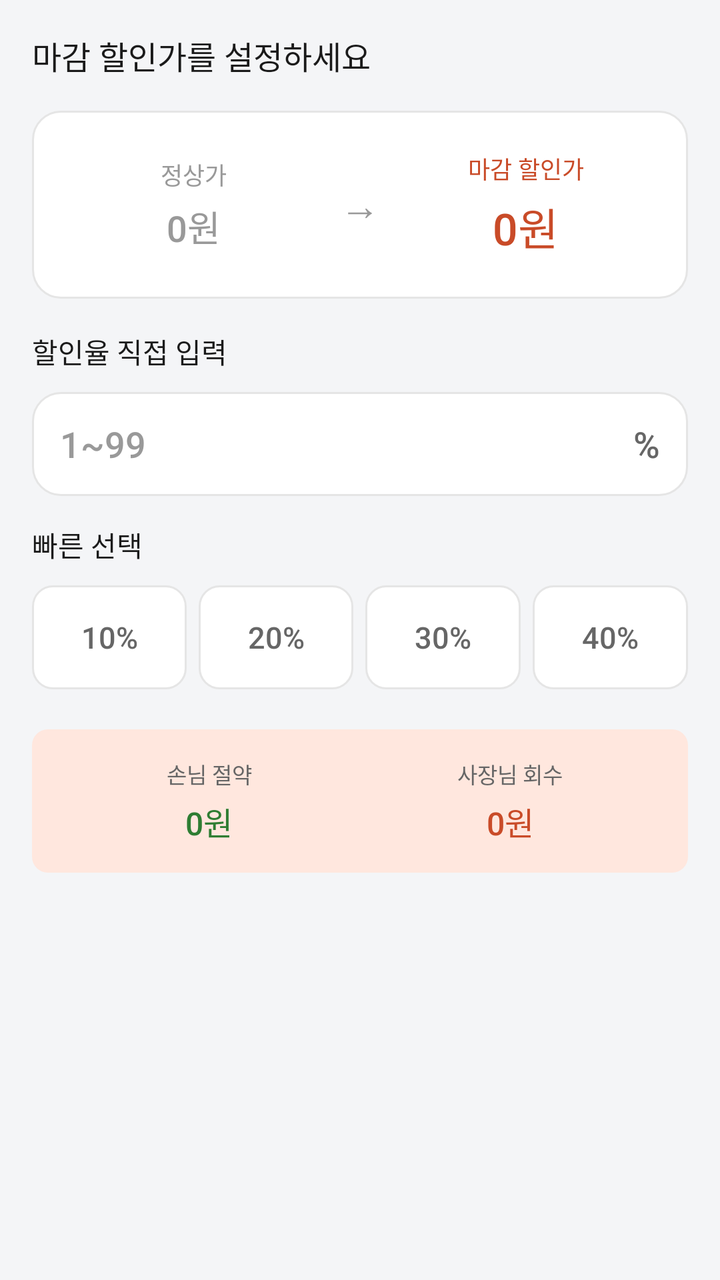
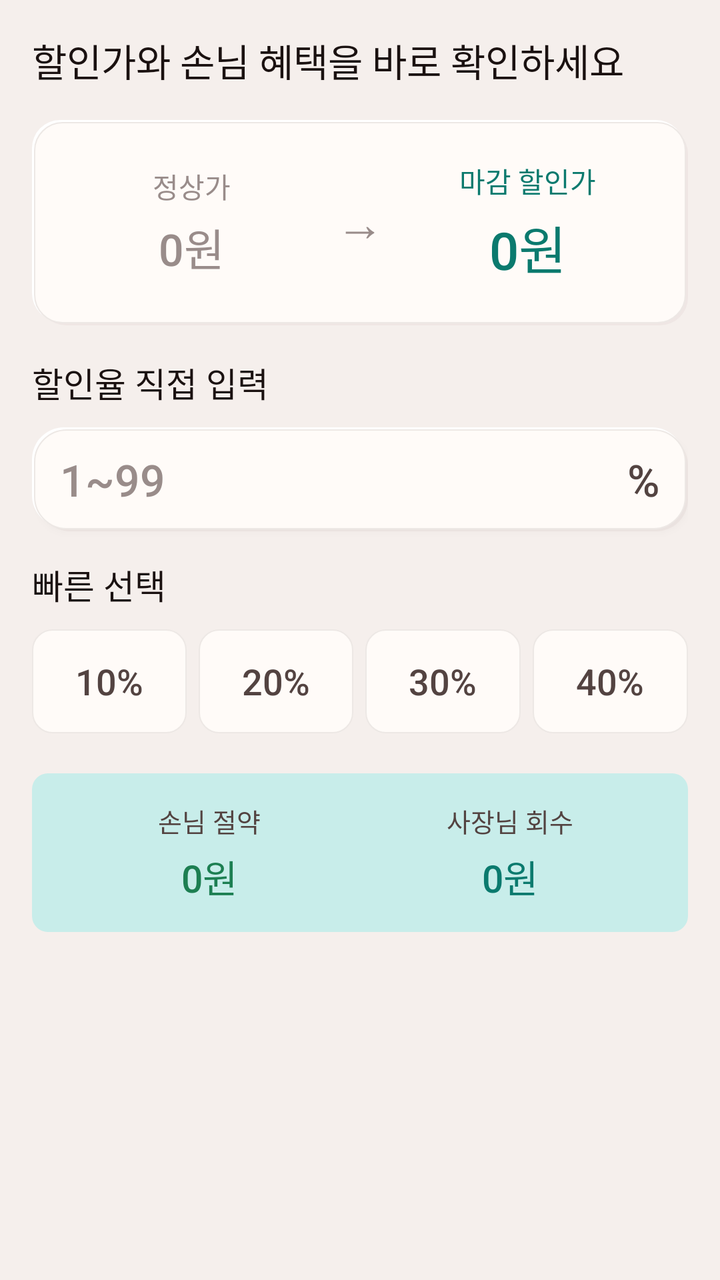

An Android layout rendered at two revisions. The XML below is the earlier revision; the diff shows what the commit changed to produce the second picture.
<!-- AndroidManifest.xml: application theme Theme.Deuktemsiru_seller -->
<!-- res/layout/step2_price_setting.xml -->
<?xml version="1.0" encoding="utf-8"?>

<androidx.core.widget.NestedScrollView
    xmlns:android="http://schemas.android.com/apk/res/android"
    android:layout_width="match_parent"
    android:layout_height="match_parent"
    android:background="@color/surface">

    <LinearLayout
        android:layout_width="match_parent"
        android:layout_height="wrap_content"
        android:orientation="vertical"
        android:padding="16dp">

        <TextView
            android:layout_width="wrap_content"
            android:layout_height="wrap_content"
            android:text="마감 할인가를 설정하세요"
            android:textSize="16sp"
            android:textColor="@color/text"
            android:fontFamily="sans-serif-medium"
            android:layout_marginBottom="16dp" />

        <LinearLayout
            android:layout_width="match_parent"
            android:layout_height="wrap_content"
            android:orientation="horizontal"
            android:gravity="center_vertical"
            android:background="@drawable/bg_card_white"
            android:padding="20dp"
            android:layout_marginBottom="16dp">

            <LinearLayout
                android:layout_width="0dp"
                android:layout_height="wrap_content"
                android:layout_weight="1"
                android:orientation="vertical"
                android:gravity="center">

                <TextView
                    android:layout_width="wrap_content"
                    android:layout_height="wrap_content"
                    android:text="정상가"
                    android:textSize="12sp"
                    android:textColor="@color/text_muted" />

                <TextView
                    android:id="@+id/tv_original_price"
                    android:layout_width="wrap_content"
                    android:layout_height="wrap_content"
                    android:text="0원"
                    android:textSize="18sp"
                    android:textColor="@color/text_muted"
                    android:fontFamily="sans-serif-medium"
                    android:layout_marginTop="4dp" />

            </LinearLayout>

            <TextView
                android:layout_width="wrap_content"
                android:layout_height="wrap_content"
                android:text="→"
                android:textSize="20sp"
                android:textColor="@color/text_muted"
                android:layout_marginStart="12dp"
                android:layout_marginEnd="12dp" />

            <LinearLayout
                android:layout_width="0dp"
                android:layout_height="wrap_content"
                android:layout_weight="1"
                android:orientation="vertical"
                android:gravity="center">

                <TextView
                    android:layout_width="wrap_content"
                    android:layout_height="wrap_content"
                    android:text="마감 할인가"
                    android:textSize="12sp"
                    android:textColor="@color/primary" />

                <TextView
                    android:id="@+id/tv_discount_price"
                    android:layout_width="wrap_content"
                    android:layout_height="wrap_content"
                    android:text="0원"
                    android:textSize="22sp"
                    android:textColor="@color/primary"
                    android:fontFamily="sans-serif-medium"
                    android:layout_marginTop="4dp" />

            </LinearLayout>

        </LinearLayout>

        <TextView
            android:layout_width="wrap_content"
            android:layout_height="wrap_content"
            android:text="할인율 직접 입력"
            android:textSize="14sp"
            android:textColor="@color/text"
            android:fontFamily="sans-serif-medium"
            android:layout_marginBottom="10dp" />

        <LinearLayout
            android:layout_width="match_parent"
            android:layout_height="52dp"
            android:orientation="horizontal"
            android:gravity="center_vertical"
            android:background="@drawable/bg_card_white"
            android:paddingStart="14dp"
            android:paddingEnd="14dp"
            android:layout_marginBottom="14dp">

            <EditText
                android:id="@+id/et_discount_rate"
                android:layout_width="0dp"
                android:layout_height="match_parent"
                android:layout_weight="1"
                android:background="@android:color/transparent"
                android:hint="1~99"
                android:inputType="number"
                android:maxLength="2"
                android:singleLine="true"
                android:textColor="@color/text"
                android:textColorHint="@color/text_muted"
                android:textSize="18sp"
                android:fontFamily="sans-serif-medium" />

            <TextView
                android:layout_width="wrap_content"
                android:layout_height="wrap_content"
                android:text="%"
                android:textSize="18sp"
                android:textColor="@color/text_sub"
                android:fontFamily="sans-serif-medium" />

        </LinearLayout>

        <TextView
            android:layout_width="wrap_content"
            android:layout_height="wrap_content"
            android:text="빠른 선택"
            android:textSize="14sp"
            android:textColor="@color/text"
            android:fontFamily="sans-serif-medium"
            android:layout_marginBottom="10dp" />

        <LinearLayout
            android:layout_width="match_parent"
            android:layout_height="wrap_content"
            android:orientation="horizontal"
            android:layout_marginBottom="20dp">

            <TextView
                android:id="@+id/preset_30"
                android:layout_width="0dp"
                android:layout_height="52dp"
                android:layout_weight="1"
                android:gravity="center"
                android:background="@drawable/bg_discount_preset_normal"
                android:text="10%"
                android:textSize="15sp"
                android:textColor="@color/text_sub"
                android:fontFamily="sans-serif-medium"
                android:layout_marginEnd="6dp"
                android:clickable="true"
                android:focusable="true" />

            <TextView
                android:id="@+id/preset_50"
                android:layout_width="0dp"
                android:layout_height="52dp"
                android:layout_weight="1"
                android:gravity="center"
                android:background="@drawable/bg_discount_preset_normal"
                android:text="20%"
                android:textSize="15sp"
                android:textColor="@color/text_sub"
                android:fontFamily="sans-serif-medium"
                android:layout_marginEnd="6dp"
                android:clickable="true"
                android:focusable="true" />

            <TextView
                android:id="@+id/preset_60"
                android:layout_width="0dp"
                android:layout_height="52dp"
                android:layout_weight="1"
                android:gravity="center"
                android:background="@drawable/bg_discount_preset_normal"
                android:text="30%"
                android:textSize="15sp"
                android:textColor="@color/text_sub"
                android:fontFamily="sans-serif-medium"
                android:layout_marginEnd="6dp"
                android:clickable="true"
                android:focusable="true" />

            <TextView
                android:id="@+id/preset_70"
                android:layout_width="0dp"
                android:layout_height="52dp"
                android:layout_weight="1"
                android:gravity="center"
                android:background="@drawable/bg_discount_preset_normal"
                android:text="40%"
                android:textSize="15sp"
                android:textColor="@color/text_sub"
                android:fontFamily="sans-serif-medium"
                android:clickable="true"
                android:focusable="true" />

        </LinearLayout>

        <LinearLayout
            android:layout_width="match_parent"
            android:layout_height="wrap_content"
            android:orientation="horizontal"
            android:background="@drawable/bg_rounded_primary_light"
            android:padding="14dp">

            <LinearLayout
                android:layout_width="0dp"
                android:layout_height="wrap_content"
                android:layout_weight="1"
                android:orientation="vertical"
                android:gravity="center">

                <TextView
                    android:layout_width="wrap_content"
                    android:layout_height="wrap_content"
                    android:text="손님 절약"
                    android:textSize="11sp"
                    android:textColor="@color/text_sub" />

                <TextView
                    android:id="@+id/tv_customer_saving"
                    android:layout_width="wrap_content"
                    android:layout_height="wrap_content"
                    android:text="0원"
                    android:textSize="16sp"
                    android:textColor="@color/success"
                    android:fontFamily="sans-serif-medium"
                    android:layout_marginTop="4dp" />

            </LinearLayout>

            <View
                android:layout_width="1dp"
                android:layout_height="match_parent"
                android:background="@color/primary_light" />

            <LinearLayout
                android:layout_width="0dp"
                android:layout_height="wrap_content"
                android:layout_weight="1"
                android:orientation="vertical"
                android:gravity="center">

                <TextView
                    android:layout_width="wrap_content"
                    android:layout_height="wrap_content"
                    android:text="사장님 회수"
                    android:textSize="11sp"
                    android:textColor="@color/text_sub" />

                <TextView
                    android:id="@+id/tv_seller_recovery"
                    android:layout_width="wrap_content"
                    android:layout_height="wrap_content"
                    android:text="0원"
                    android:textSize="16sp"
                    android:textColor="@color/primary"
                    android:fontFamily="sans-serif-medium"
                    android:layout_marginTop="4dp" />

            </LinearLayout>

        </LinearLayout>

    </LinearLayout>

</androidx.core.widget.NestedScrollView>
<!-- resources referenced by this layout -->
<resources>
  <color name="primary">#FFC94B28</color>
  <color name="primary_light">#FFFFE7DE</color>
  <color name="success">#FF2E7D32</color>
  <color name="surface">#FFF4F5F7</color>
  <color name="text">#FF1A1A1A</color>
  <color name="text_muted">#FF999999</color>
  <color name="text_sub">#FF666666</color>
  <!-- drawable bg_card_white (drawable) -->
  <?xml version="1.0" encoding="utf-8"?>
  
  <shape xmlns:android="http://schemas.android.com/apk/res/android"
      android:shape="rectangle">
      <solid android:color="#FFFFFF" />
      <stroke android:width="1dp" android:color="#E5E5E5" />
      <corners android:radius="14dp" />
  </shape>
  <!-- drawable bg_discount_preset_normal (drawable) -->
  <?xml version="1.0" encoding="utf-8"?>
  
  <shape xmlns:android="http://schemas.android.com/apk/res/android"
      android:shape="rectangle">
      <solid android:color="#FFFFFF" />
      <stroke android:width="1dp" android:color="#E5E5E5" />
      <corners android:radius="10dp" />
  </shape>
  <style name="Theme.Deuktemsiru_seller" parent="Base.Theme.Deuktemsiru_seller" />
  <style name="Base.Theme.Deuktemsiru_seller" parent="Theme.Material3.Light.NoActionBar">
          <item name="colorPrimary">@color/primary</item>
          <item name="colorPrimaryVariant">@color/primary_dark</item>
          <item name="colorOnPrimary">@color/white</item>
          <item name="colorSurface">@color/surface</item>
          <item name="android:colorBackground">@color/surface</item>
          <item name="android:fontFamily">sans-serif</item>
          <item name="bottomNavigationStyle">@style/Widget.App.BottomNav</item>
      </style>
  <color name="primary_dark">#FF8A2F19</color>
  <color name="white">#FFFFFFFF</color>
  <style name="Widget.App.ActiveIndicator" parent="Widget.Material3.BottomNavigationView.ActiveIndicator">
          <item name="android:color">@color/primary_light</item>
      </style>
  <!-- unchanged entries left out for length: 2 -->
</resources>

<!-- the commit's change to res/layout/step2_price_setting.xml (unified diff, before → after) -->
@@ -15,8 +15,8 @@
         <TextView
             android:layout_width="wrap_content"
             android:layout_height="wrap_content"
-            android:text="마감 할인가를 설정하세요"
-            android:textSize="16sp"
+            android:text="할인가와 손님 혜택을 바로 확인하세요"
+            android:textSize="19sp"
             android:textColor="@color/text"
             android:fontFamily="sans-serif-medium"
             android:layout_marginBottom="16dp" />
@@ -26,7 +26,8 @@
             android:layout_height="wrap_content"
             android:orientation="horizontal"
             android:gravity="center_vertical"
-            android:background="@drawable/bg_card_white"
+            android:background="@drawable/bg_card_flat"
+            android:elevation="0dp"
             android:padding="20dp"
             android:layout_marginBottom="16dp">
 
@@ -41,7 +42,7 @@
                     android:layout_width="wrap_content"
                     android:layout_height="wrap_content"
                     android:text="정상가"
-                    android:textSize="12sp"
+                    android:textSize="14sp"
                     android:textColor="@color/text_muted" />
 
                 <TextView
@@ -49,7 +50,7 @@
                     android:layout_width="wrap_content"
                     android:layout_height="wrap_content"
                     android:text="0원"
-                    android:textSize="18sp"
+                    android:textSize="22sp"
                     android:textColor="@color/text_muted"
                     android:fontFamily="sans-serif-medium"
                     android:layout_marginTop="4dp" />
@@ -60,7 +61,7 @@
                 android:layout_width="wrap_content"
                 android:layout_height="wrap_content"
                 android:text="→"
-                android:textSize="20sp"
+                android:textSize="24sp"
                 android:textColor="@color/text_muted"
                 android:layout_marginStart="12dp"
                 android:layout_marginEnd="12dp" />
@@ -76,7 +77,7 @@
                     android:layout_width="wrap_content"
                     android:layout_height="wrap_content"
                     android:text="마감 할인가"
-                    android:textSize="12sp"
+                    android:textSize="14sp"
                     android:textColor="@color/primary" />
 
                 <TextView
@@ -84,7 +85,7 @@
                     android:layout_width="wrap_content"
                     android:layout_height="wrap_content"
                     android:text="0원"
-                    android:textSize="22sp"
+                    android:textSize="26sp"
                     android:textColor="@color/primary"
                     android:fontFamily="sans-serif-medium"
                     android:layout_marginTop="4dp" />
@@ -97,7 +98,7 @@
             android:layout_width="wrap_content"
             android:layout_height="wrap_content"
             android:text="할인율 직접 입력"
-            android:textSize="14sp"
+            android:textSize="17sp"
             android:textColor="@color/text"
             android:fontFamily="sans-serif-medium"
             android:layout_marginBottom="10dp" />
@@ -108,6 +109,7 @@
             android:orientation="horizontal"
             android:gravity="center_vertical"
             android:background="@drawable/bg_card_white"
+    android:elevation="2dp"
             android:paddingStart="14dp"
             android:paddingEnd="14dp"
             android:layout_marginBottom="14dp">
@@ -124,14 +126,14 @@
                 android:singleLine="true"
                 android:textColor="@color/text"
                 android:textColorHint="@color/text_muted"
-                android:textSize="18sp"
+                android:textSize="22sp"
                 android:fontFamily="sans-serif-medium" />
 
             <TextView
                 android:layout_width="wrap_content"
                 android:layout_height="wrap_content"
                 android:text="%"
-                android:textSize="18sp"
+                android:textSize="22sp"
                 android:textColor="@color/text_sub"
                 android:fontFamily="sans-serif-medium" />
 
@@ -141,7 +143,7 @@
             android:layout_width="wrap_content"
             android:layout_height="wrap_content"
             android:text="빠른 선택"
-            android:textSize="14sp"
+            android:textSize="17sp"
             android:textColor="@color/text"
             android:fontFamily="sans-serif-medium"
             android:layout_marginBottom="10dp" />
@@ -160,7 +162,7 @@
                 android:gravity="center"
                 android:background="@drawable/bg_discount_preset_normal"
                 android:text="10%"
-                android:textSize="15sp"
+                android:textSize="18sp"
                 android:textColor="@color/text_sub"
                 android:fontFamily="sans-serif-medium"
                 android:layout_marginEnd="6dp"
@@ -175,7 +177,7 @@
                 android:gravity="center"
                 android:background="@drawable/bg_discount_preset_normal"
                 android:text="20%"
-                android:textSize="15sp"
+                android:textSize="18sp"
                 android:textColor="@color/text_sub"
                 android:fontFamily="sans-serif-medium"
                 android:layout_marginEnd="6dp"
@@ -190,7 +192,7 @@
                 android:gravity="center"
                 android:background="@drawable/bg_discount_preset_normal"
                 android:text="30%"
-                android:textSize="15sp"
+                android:textSize="18sp"
                 android:textColor="@color/text_sub"
                 android:fontFamily="sans-serif-medium"
                 android:layout_marginEnd="6dp"
@@ -205,7 +207,7 @@
                 android:gravity="center"
                 android:background="@drawable/bg_discount_preset_normal"
                 android:text="40%"
-                android:textSize="15sp"
+                android:textSize="18sp"
                 android:textColor="@color/text_sub"
                 android:fontFamily="sans-serif-medium"
                 android:clickable="true"
@@ -231,7 +233,7 @@
                     android:layout_width="wrap_content"
                     android:layout_height="wrap_content"
                     android:text="손님 절약"
-                    android:textSize="11sp"
+                    android:textSize="13sp"
                     android:textColor="@color/text_sub" />
 
                 <TextView
@@ -239,7 +241,7 @@
                     android:layout_width="wrap_content"
                     android:layout_height="wrap_content"
                     android:text="0원"
-                    android:textSize="16sp"
+                    android:textSize="19sp"
                     android:textColor="@color/success"
                     android:fontFamily="sans-serif-medium"
                     android:layout_marginTop="4dp" />
@@ -262,7 +264,7 @@
                     android:layout_width="wrap_content"
                     android:layout_height="wrap_content"
                     android:text="사장님 회수"
-                    android:textSize="11sp"
+                    android:textSize="13sp"
                     android:textColor="@color/text_sub" />
 
                 <TextView
@@ -270,7 +272,7 @@
                     android:layout_width="wrap_content"
                     android:layout_height="wrap_content"
                     android:text="0원"
-                    android:textSize="16sp"
+                    android:textSize="19sp"
                     android:textColor="@color/primary"
                     android:fontFamily="sans-serif-medium"
                     android:layout_marginTop="4dp" />
<!-- resource entries referenced after the edit -->
@@ -1,31 +1,72 @@
 <!-- resources referenced by this layout -->
 <resources>
-  <color name="primary">#FFC94B28</color>
-  <color name="primary_light">#FFFFE7DE</color>
-  <color name="success">#FF2E7D32</color>
-  <color name="surface">#FFF4F5F7</color>
-  <color name="text">#FF1A1A1A</color>
-  <color name="text_muted">#FF999999</color>
-  <color name="text_sub">#FF666666</color>
+  <color name="primary">#0B7A6E</color>
+  <color name="primary_light">#C8EDEA</color>
+  <color name="success">#FF1D7F52</color>
+  <color name="surface">#FFF5EFEC</color>
+  <color name="text">#FF1A1110</color>
+  <color name="text_muted">#FF998C8A</color>
+  <color name="text_sub">#FF534341</color>
+  <!-- drawable bg_card_flat (drawable) -->
+  <?xml version="1.0" encoding="utf-8"?>
+  <layer-list xmlns:android="http://schemas.android.com/apk/res/android">
+      <item android:left="3dp" android:top="3dp">
+          <shape android:shape="rectangle">
+              <solid android:color="@color/neu_shadow" />
+              <corners android:radius="14dp" />
+          </shape>
+      </item>
+      <item android:right="2dp" android:bottom="2dp">
+          <shape android:shape="rectangle">
+              <solid android:color="@color/neu_highlight" />
+              <corners android:radius="14dp" />
+          </shape>
+      </item>
+      <item android:left="1dp" android:top="1dp" android:right="1dp" android:bottom="1dp">
+          <shape android:shape="rectangle">
+              <solid android:color="@color/surface_alt" />
+              <stroke android:width="0.5dp" android:color="@color/border_light" />
+              <corners android:radius="14dp" />
+          </shape>
+      </item>
+  </layer-list>
   <!-- drawable bg_card_white (drawable) -->
   <?xml version="1.0" encoding="utf-8"?>
-  
-  <shape xmlns:android="http://schemas.android.com/apk/res/android"
-      android:shape="rectangle">
-      <solid android:color="#FFFFFF" />
-      <stroke android:width="1dp" android:color="#E5E5E5" />
-      <corners android:radius="14dp" />
-  </shape>
+  <layer-list xmlns:android="http://schemas.android.com/apk/res/android">
+      <item android:left="3dp" android:top="3dp">
+          <shape android:shape="rectangle">
+              <solid android:color="@color/neu_shadow" />
+              <corners android:radius="16dp" />
+          </shape>
+      </item>
+      <item android:right="2dp" android:bottom="2dp">
+          <shape android:shape="rectangle">
+              <solid android:color="@color/neu_highlight" />
+              <corners android:radius="16dp" />
+          </shape>
+      </item>
+      <item android:left="1dp" android:top="1dp" android:right="1dp" android:bottom="1dp">
+          <shape android:shape="rectangle">
+              <solid android:color="@color/surface_alt" />
+              <stroke android:width="0.5dp" android:color="@color/border_light" />
+              <corners android:radius="16dp" />
+          </shape>
+      </item>
+  </layer-list>
   <!-- drawable bg_discount_preset_normal (drawable) -->
   <?xml version="1.0" encoding="utf-8"?>
   
   <shape xmlns:android="http://schemas.android.com/apk/res/android"
       android:shape="rectangle">
-      <solid android:color="#FFFFFF" />
-      <stroke android:width="1dp" android:color="#E5E5E5" />
+      <solid android:color="@color/surface_alt" />
+      <stroke android:width="0.5dp" android:color="@color/border_light" />
       <corners android:radius="10dp" />
   </shape>
   <style name="Theme.Deuktemsiru_seller" parent="Base.Theme.Deuktemsiru_seller" />
+  <color name="neu_shadow">#24C7B3AD</color>
+  <color name="neu_highlight">#FFFFFFFF</color>
+  <color name="surface_alt">#FFFFFBF8</color>
+  <color name="border_light">#FFEDE8E5</color>
   <style name="Base.Theme.Deuktemsiru_seller" parent="Theme.Material3.Light.NoActionBar">
           <item name="colorPrimary">@color/primary</item>
           <item name="colorPrimaryVariant">@color/primary_dark</item>
@@ -33,9 +74,12 @@
           <item name="colorSurface">@color/surface</item>
           <item name="android:colorBackground">@color/surface</item>
           <item name="android:fontFamily">sans-serif</item>
+          <item name="android:navigationBarColor">@color/surface_alt</item>
+          <item name="android:statusBarColor" tools:targetApi="l">@color/surface_alt</item>
+          <item name="android:windowLightStatusBar" tools:targetApi="m">true</item>
           <item name="bottomNavigationStyle">@style/Widget.App.BottomNav</item>
       </style>
-  <color name="primary_dark">#FF8A2F19</color>
+  <color name="primary_dark">#065950</color>
   <color name="white">#FFFFFFFF</color>
   <style name="Widget.App.ActiveIndicator" parent="Widget.Material3.BottomNavigationView.ActiveIndicator">
           <item name="android:color">@color/primary_light</item>
